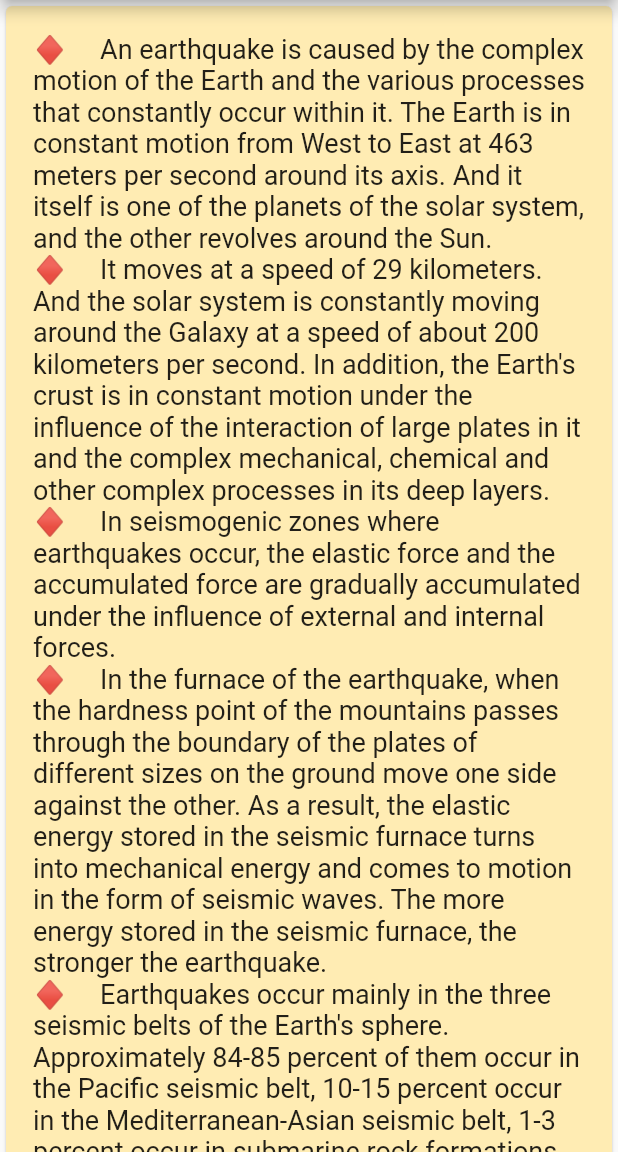
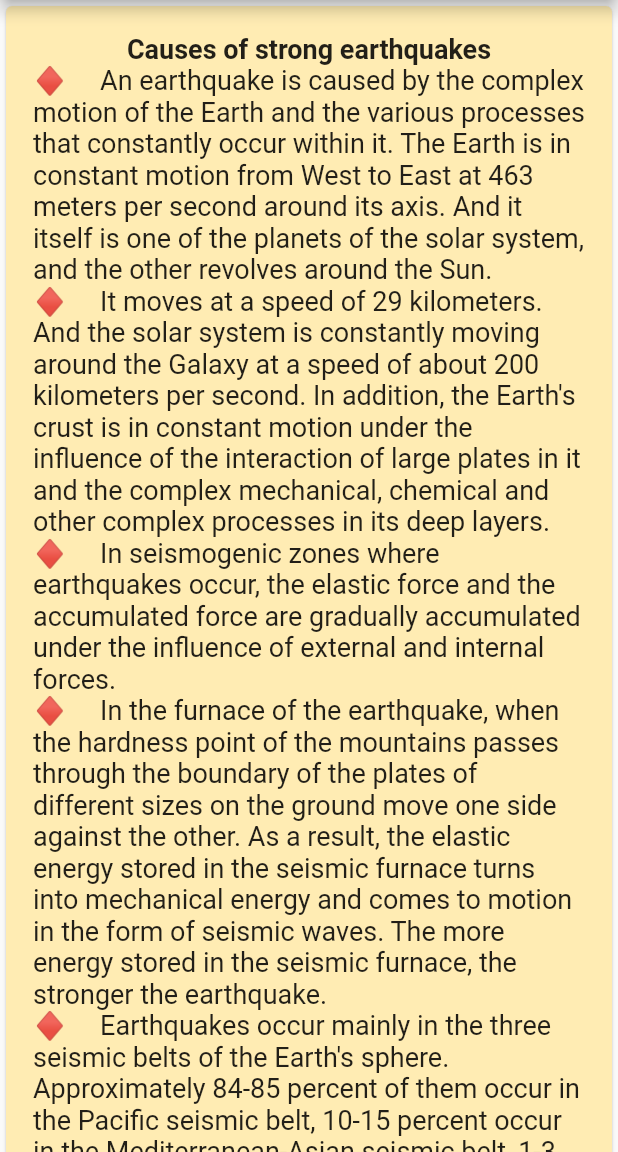
Before and after one commit to Jurody6260/mchs_app, a Flutter app: the AdditionaFour screen opened by its route, on a phone screen of 412 x 824 dp, the part 84-1236 px from its top. Run offline on Flutter 3.47's test engine with Material 2 defaults, Android fonts, the phone set to English and light mode, and no system bars; our stand-ins replace hive_flutter; accounts and stored records are empty; generated files the repository leaves out were written again.

Commit message:
bold text added

```diff
--- a/lib/additional_four.dart
+++ b/lib/additional_four.dart
@@ -22,6 +22,14 @@ class AdditionaFour extends StatelessWidget {
                   padding: const EdgeInsets.all(18.0),
                   child: Column(
                     children: [
+                      Text(
+                        AppLocalizations.of(context)!.additional_four,
+                        textAlign: TextAlign.center,
+                        style: TextStyle(
+                          fontSize: sizefs,
+                          fontWeight: FontWeight.bold,
+                        ),
+                      ),
                       Text(
                         AppLocalizations.of(context)!.additional_four_1,
                         style: TextStyle(
```
Also changed, not shown: lib/pages/intro.dart (+8 -0 lines), lib/pages/map.dart (+8 -0 lines).
